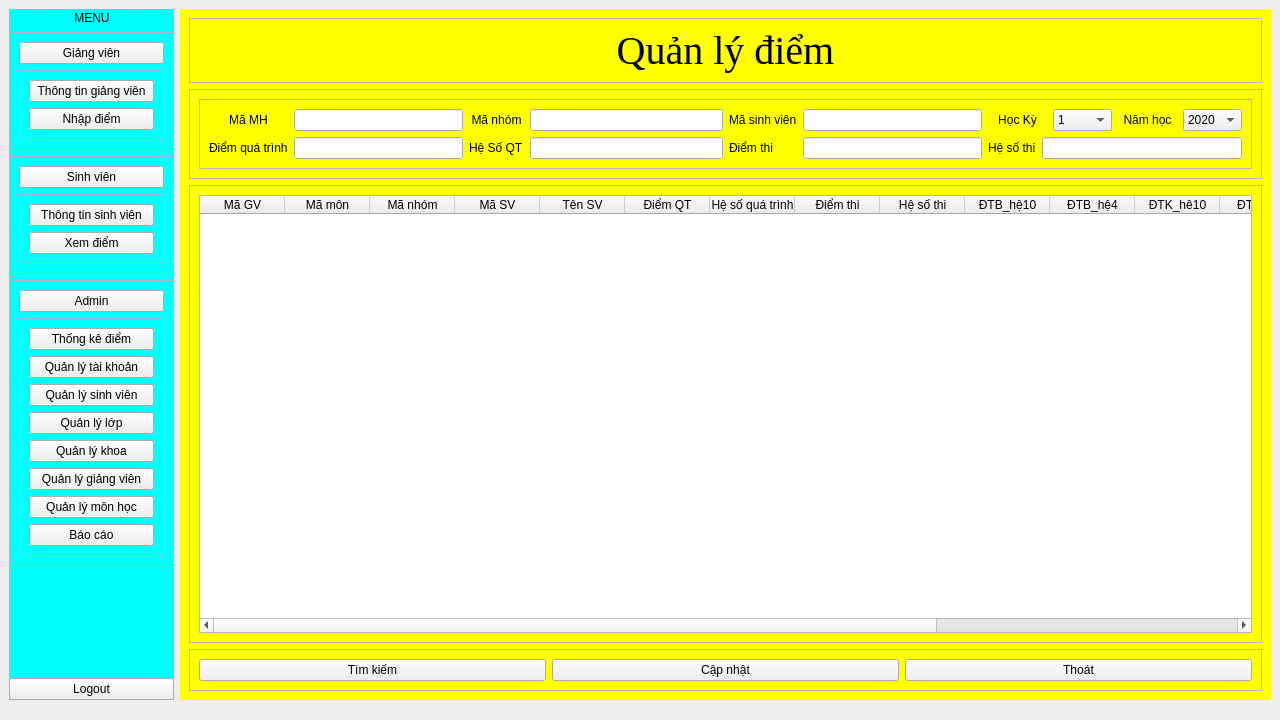
Qt form main/FrontEnd/Menu.ui (phusomnia/Student_Management) before a commit.
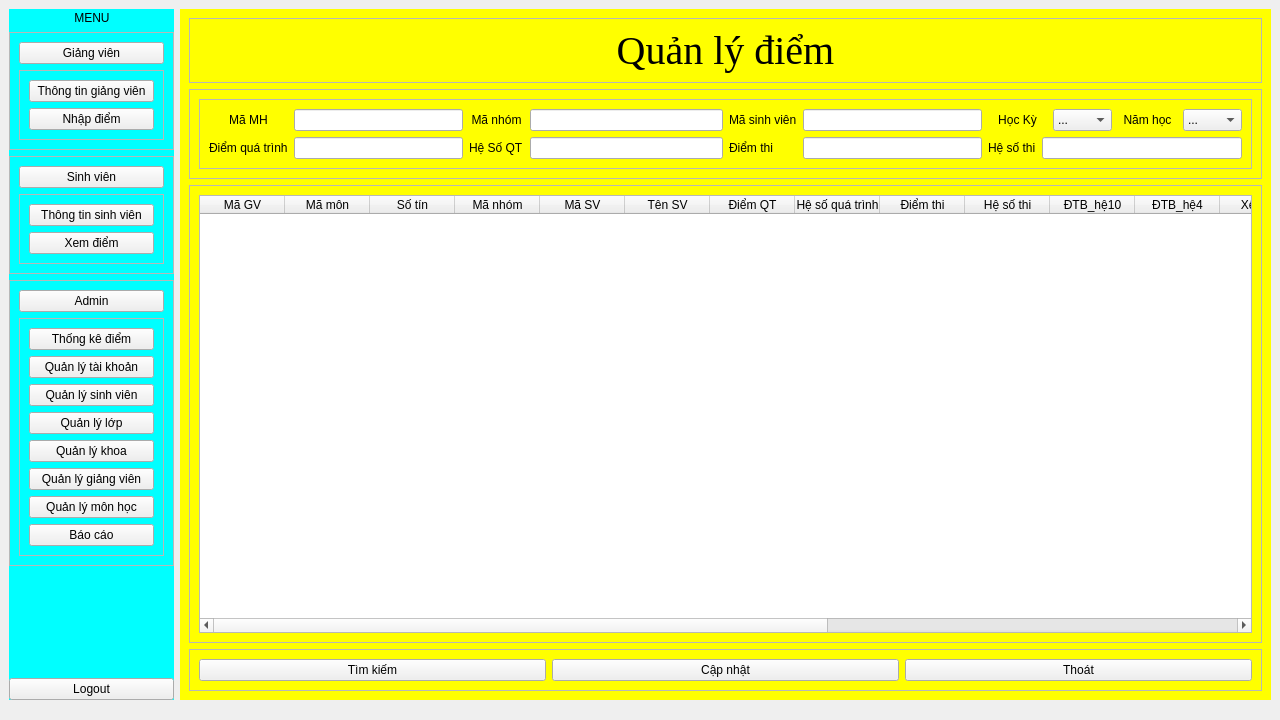
The same form after that commit. The open tabs and pages were chosen to show the change.

What changed in the file:
```diff
--- a/main/FrontEnd/Menu.ui
+++ b/main/FrontEnd/Menu.ui
@@ -1816,8 +1816,8 @@
              <property name="frameShadow">
               <enum>QFrame::Raised</enum>
              </property>
-             <layout class="QGridLayout" name="gridLayout_36">
-              <item row="0" column="0">
+             <layout class="QGridLayout" name="gridLayout_29">
+              <item row="0" column="0" rowspan="2">
                <layout class="QGridLayout" name="gridLayout_25">
                 <item row="0" column="0">
                  <widget class="QLabel" name="label_23">
@@ -1844,7 +1844,7 @@
                 </item>
                </layout>
               </item>
-              <item row="0" column="1">
+              <item row="0" column="1" rowspan="2">
                <layout class="QGridLayout" name="gridLayout_35">
                 <item row="0" column="1">
                  <widget class="QLineEdit" name="MaNhom_Entry_QLD"/>
@@ -1871,7 +1871,7 @@
                 </item>
                </layout>
               </item>
-              <item row="0" column="2">
+              <item row="0" column="2" rowspan="2">
                <layout class="QGridLayout" name="gridLayout_28">
                 <item row="0" column="0">
                  <widget class="QLabel" name="label_27">
@@ -1896,8 +1896,6 @@
                </layout>
               </item>
               <item row="0" column="3">
-               <layout class="QGridLayout" name="gridLayout_29">
-                <item row="0" column="0">
                  <layout class="QGridLayout" name="gridLayout_26">
                   <item row="0" column="0">
                    <widget class="QLabel" name="label_24">
@@ -1911,6 +1909,11 @@
                   </item>
                   <item row="0" column="1">
                    <widget class="QComboBox" name="HocKy_CBox_QLD">
+                  <item>
+                   <property name="text">
+                    <string>...</string>
+                   </property>
+                  </item>
                     <item>
                      <property name="text">
                       <string>1</string>
@@ -1942,17 +1945,7 @@
                    <widget class="QComboBox" name="NamHoc_Cbox_QLD">
                     <item>
                      <property name="text">
-                      <string>2020</string>
-                     </property>
-                    </item>
-                    <item>
-                     <property name="text">
-                      <string>2021</string>
-                     </property>
-                    </item>
-                    <item>
-                     <property name="text">
-                      <string>2022</string>
+                    <string>...</string>
                      </property>
                     </item>
                     <item>
@@ -1969,7 +1962,7 @@
                   </item>
                  </layout>
                 </item>
-                <item row="1" column="0">
+              <item row="1" column="3">
                  <layout class="QGridLayout" name="gridLayout_27">
                   <item row="0" column="0">
                    <widget class="QLabel" name="label_35">
@@ -1984,8 +1977,6 @@
                  </layout>
                 </item>
                </layout>
-              </item>
-             </layout>
             </widget>
            </item>
           </layout>
@@ -2021,6 +2012,11 @@
                <string>Mã môn</string>
               </property>
              </column>
+             <column>
+              <property name="text">
+               <string>Số tín</string>
+              </property>
+             </column>
              <column>
               <property name="text">
                <string>Mã nhóm</string>
@@ -2066,26 +2062,36 @@
                <string>ĐTB_hệ4</string>
               </property>
              </column>
-             <column>
-              <property name="text">
-               <string>ĐTK_hê10</string>
-              </property>
-             </column>
-             <column>
-              <property name="text">
-               <string>ĐTK_hê4</string>
-              </property>
-             </column>
-             <column>
-              <property name="text">
-               <string>ĐTBTL</string>
-              </property>
-             </column>
              <column>
               <property name="text">
                <string>Xếp loại</string>
               </property>
              </column>
+             <column>
+              <property name="text">
+               <string>Tình trạng</string>
+              </property>
+             </column>
+             <column>
+              <property name="text">
+               <string>ĐTK_hệ10</string>
+              </property>
+             </column>
+             <column>
+              <property name="text">
+               <string>ĐTK_hệ4</string>
+              </property>
+             </column>
+             <column>
+              <property name="text">
+               <string>ĐTBTL</string>
+              </property>
+             </column>
+             <column>
+              <property name="text">
+               <string>Xếp loại HK</string>
+              </property>
+             </column>
              <column>
               <property name="text">
                <string>Học kỳ</string>
```
Lines whose indentation alone changed are shown as unchanged.
